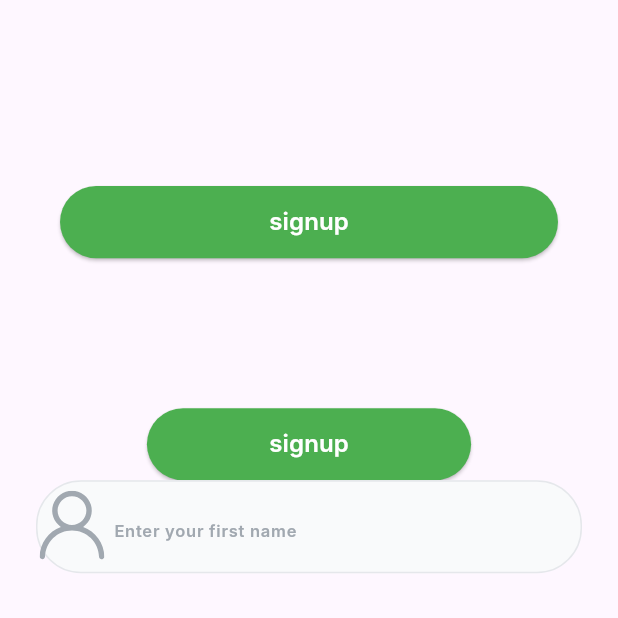
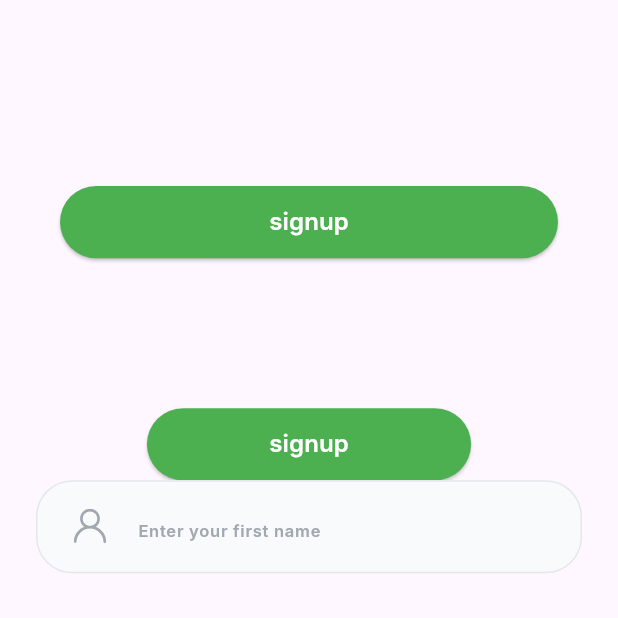
Before and after one commit to itchoh/Nesyan, a Flutter app: the screen it shows after launch, on a phone screen of 412 x 824 dp, the top half of it. Run offline on Flutter 3.47's test engine with Material 3 defaults, Android fonts, the phone set to English and light mode, and no system bars; our stand-ins replace flutter_screenutil, flutter_svg; Roboto replaces fonts that are missing (Inter).

Commit message:
textField.dart

```diff
--- a/lib/core/constant/icon_style.dart
+++ b/lib/core/constant/icon_style.dart
@@ -13,7 +13,8 @@ class AppIconStyle {
       }) {
     return SvgPicture.asset(
       iconPath,
-      height: 5,
+      height: size,
+      width: size,
       colorFilter: ColorFilter.mode(
         color,
         BlendMode.srcIn,
--- a/lib/core/widgets/textField.dart
+++ b/lib/core/widgets/textField.dart
@@ -35,39 +35,51 @@ class AppTextField extends StatelessWidget {
       validator: validator,
       inputFormatters: inputFormatters,
       decoration: InputDecoration(
+        isDense: true,
+        contentPadding: const EdgeInsets.symmetric(
+          vertical: 16,
+        ),
         hintText: hintText,
         hintStyle: AppFontStyle.HintText(),
-        prefixIcon: prefixIcon,
-
+        prefixIcon: prefixIcon == null
+            ? null
+            : Padding(
+          padding: const EdgeInsets.only(left: 24, right: 16),
+          child: prefixIcon,
+        ),
+        prefixIconConstraints: const BoxConstraints(
+          minWidth: 16,
+          minHeight: 16,
+        ),
         suffixIcon: suffixIcon,
+        suffixIconConstraints: const BoxConstraints(
+          minWidth: 16,
+          minHeight: 16,
+        ),
         suffixIconColor: grayChateau,
         filled: true,
         fillColor: luxuryWhite,
-
         border: OutlineInputBorder(
-          borderRadius: BorderRadius.circular(30),
+          borderRadius: BorderRadius.circular(24),
           borderSide: const BorderSide(
             color: whiteMarble, // light stroke
             width: 1,
           ),
         ),
-
         enabledBorder: OutlineInputBorder(
-          borderRadius: BorderRadius.circular(30),
+          borderRadius: BorderRadius.circular(24),
           borderSide: const BorderSide(
             color: whiteMarble,
             width: 1,
           ),
         ),
-
         focusedBorder: OutlineInputBorder(
-          borderRadius: BorderRadius.circular(30),
+          borderRadius: BorderRadius.circular(24),
           borderSide: const BorderSide(
             color: whiteMarble, // slightly darker on focus
             width: 1.2,
           ),
         ),
-
       ),
     );
   }
--- a/lib/main.dart
+++ b/lib/main.dart
@@ -1,9 +1,9 @@
 import 'package:flutter/material.dart';
+import 'package:flutter/rendering.dart';
 import 'package:flutter_screenutil/flutter_screenutil.dart';
 import 'package:nesyan/core/constant/icon_style.dart';
 import 'package:nesyan/core/constant/icons.dart';
 import 'package:nesyan/core/widgets/main_button.dart';
-
 import 'core/constant/colors.dart';
 import 'core/widgets/textField.dart';
 void main() {
@@ -44,8 +44,8 @@ class Home extends StatelessWidget {
           SizedBox(height: 100,),
           MainButton(funName: "signup",onPressed: (){},),
           SizedBox(height: 100,),
-          MainButton(funName: "signup",onPressed: (){},width:0.5.sw ,),
-          AppTextField(hintText: 'Enter your first name',prefixIcon: AppIconStyle.small(AppIcons.person,color: grayChateau),),
+          MainButton(funName: "signup",onPressed: (){},width:0.5.sw,),
+          AppTextField(hintText: 'Enter your first name',prefixIcon:AppIconStyle.medium(AppIcons.person,color: grayChateau),),
         ],
       ),)
     );
```
